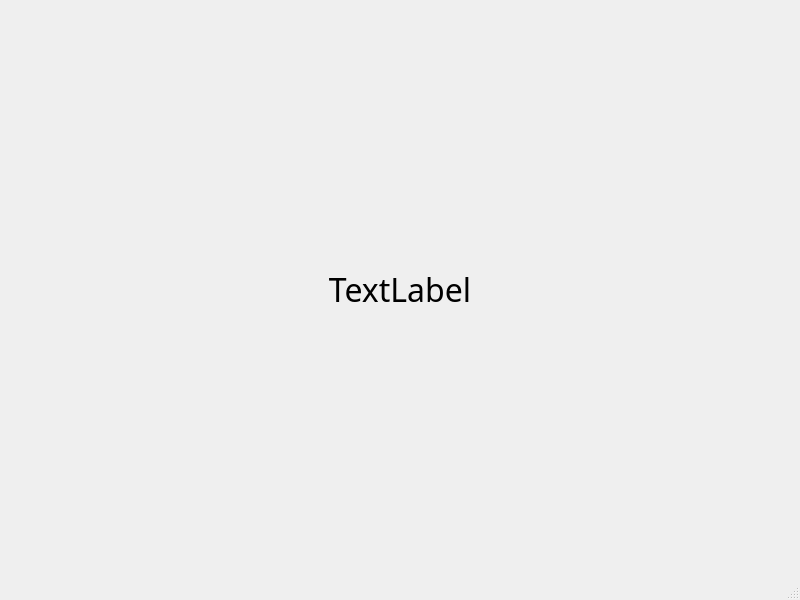
First picture: the form in handson_embedded_qt/ch05-BigProject/mainwindow.ui, repository saibi/qt, before the edit.
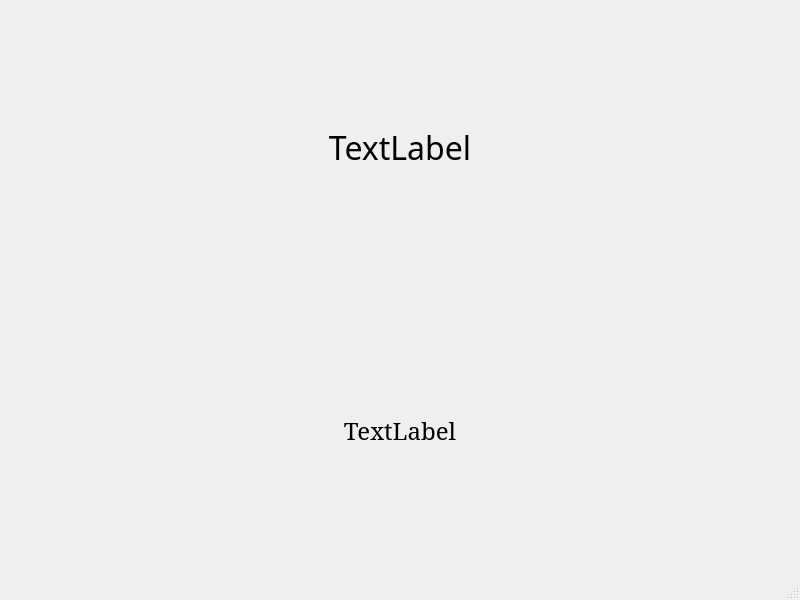
Second picture: the form after the edit.

```diff
--- a/handson_embedded_qt/ch05-BigProject/mainwindow.ui
+++ b/handson_embedded_qt/ch05-BigProject/mainwindow.ui
@@ -31,6 +31,22 @@
       </property>
      </widget>
     </item>
+    <item row="1" column="0">
+     <widget class="QLabel" name="tempDisplay">
+      <property name="font">
+       <font>
+        <family>Serif</family>
+        <pointsize>18</pointsize>
+       </font>
+      </property>
+      <property name="text">
+       <string>TextLabel</string>
+      </property>
+      <property name="alignment">
+       <set>Qt::AlignCenter</set>
+      </property>
+     </widget>
+    </item>
    </layout>
   </widget>
   <widget class="QMenuBar" name="menubar">
```
